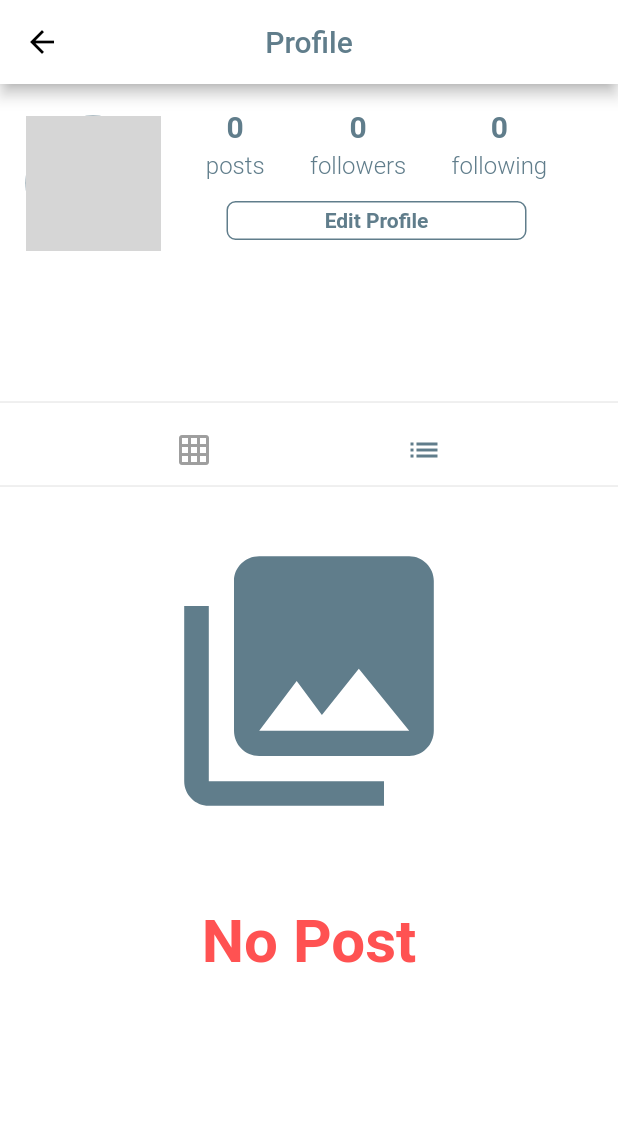
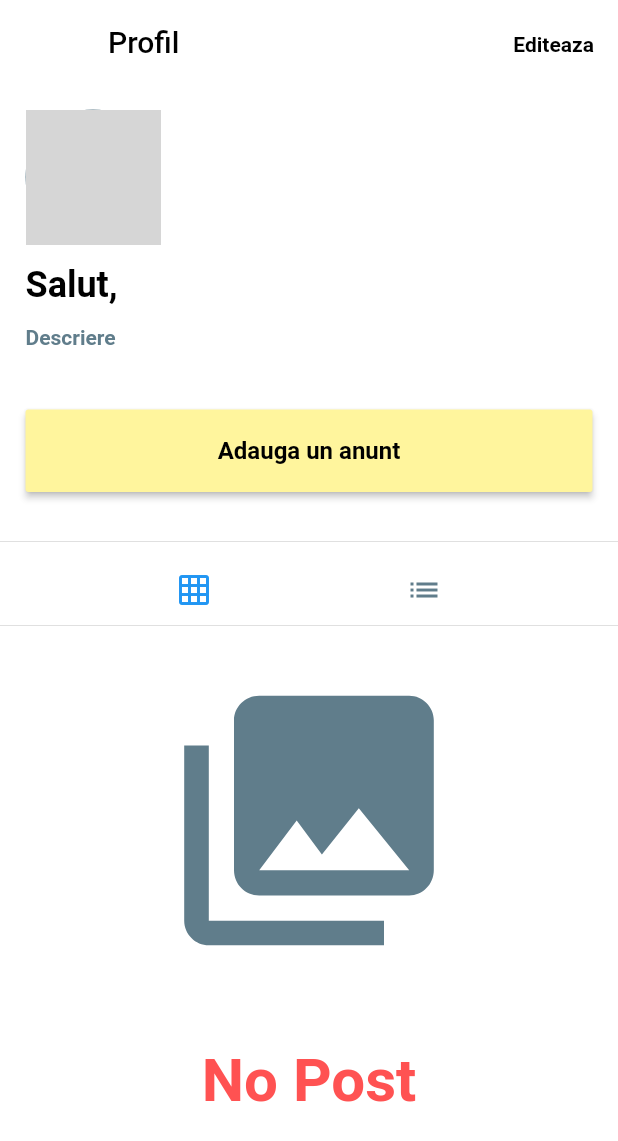
Before and after one commit to CristianBota96/nbhFreelancer, a Flutter app: the ProfilePage screen opened directly, on a phone screen of 412 x 824 dp. Shown: the top 1141 px of the screen. Run offline on Flutter 3.47's test engine with Material 2 defaults, Android fonts, the phone set to English and light mode, and no system bars; our stand-ins replace cached_network_image, cloud_firestore, firebase_messaging, firebase_storage, geolocator, google_sign_in and 2 more; accounts and stored records are empty; network calls fail; statements that could not run were skipped; grey boxes are pictures that could not be loaded.

Commit message:
Modify in Romanian and design
Need to create logic for "adauga un anunt" button from profile page

```diff
--- a/lib/main.dart
+++ b/lib/main.dart
@@ -21,7 +21,7 @@ class MyApp extends StatelessWidget {
       (
         scaffoldBackgroundColor: Colors.white,
         dialogBackgroundColor: Colors.white,
-        primarySwatch: Colors.grey,
+        primarySwatch: Colors.blueAccent[600],
         cardColor: Colors.white70,
         accentColor: Colors.white,
       ),
--- a/lib/pages/NotificationsPage.dart
+++ b/lib/pages/NotificationsPage.dart
@@ -17,7 +17,7 @@ class _NotificationsPageState extends State<NotificationsPage> {
   @override
   Widget build(BuildContext context) {
     return Scaffold(
-      appBar: header(context, strTitle: "Notifications"),
+      appBar: header(context, strTitle: "Notificari"),
       body: Container(
         child: FutureBuilder(
             future: retrieveNotifications(),
--- a/lib/pages/ProfilePage.dart
+++ b/lib/pages/ProfilePage.dart
@@ -1,6 +1,7 @@
 
 import 'package:NBHFreelancer/models/user.dart';
 import 'package:NBHFreelancer/pages/HomePage.dart';
+import 'package:NBHFreelancer/pages/UploadPage.dart';
 import 'package:NBHFreelancer/widgets/HeaderWidget.dart';
 import 'package:NBHFreelancer/widgets/PostTileWidget.dart';
 import 'package:NBHFreelancer/widgets/PostWidget.dart';
@@ -89,19 +90,10 @@ final String currentOnlineUserId = currentUser.id;
                     Expanded(
                       flex: 1,
                       child: Column(children: <Widget>[
-                        Row(
+                        Column(
                           mainAxisSize: MainAxisSize.max,
                           mainAxisAlignment: MainAxisAlignment.spaceEvenly,
                           children: <Widget>[
-                            createColumns("posts", countPost),
-                            createColumns("followers", countTotalFollowers),
-                            createColumns("following", countTotalFollowings),
-                          ],
-                        ),
-                        Row(
-                          mainAxisAlignment: MainAxisAlignment.spaceEvenly,
-                          children: <Widget>[
-                            createButton(),
                           ],
                         ),
                       ]),
@@ -112,32 +104,58 @@ final String currentOnlineUserId = currentUser.id;
                   alignment: Alignment.centerLeft,
                   padding: EdgeInsets.only(top: 13.0),
                   child: Text(
-                    user.username,
+                    'Salut,' + user.username,
+                    style: TextStyle(
+                      color: Colors.black,
+                      fontWeight: FontWeight.bold,
+                      fontSize: 24.0,
+                    ),
+                  ),
+                ),
+
+                Container(
+                  alignment: Alignment.centerLeft,
+                  padding: EdgeInsets.only(top: 13.0),
+                  child: Text(
+                    'Descriere',
                     style: TextStyle(
                       color: Colors.blueGrey,
-                      fontSize: 13.0,
+                      fontWeight: FontWeight.bold,
                     ),
                   ),
                 ),
                 Container(
                   alignment: Alignment.centerLeft,
-                  padding: EdgeInsets.only(top: 5.0),
+                  padding: EdgeInsets.only(top: 3.0, bottom: 13.0),
                   child: Text(
-                    user.profileName,
+                    user.bio,
                     style: TextStyle(
-                      color: Colors.blueGrey,
-                      fontSize: 17.0,
+                      color: Colors.black,
+                      fontSize: 14.0,
                     ),
                   ),
                 ),
                 Container(
                   alignment: Alignment.centerLeft,
-                  padding: EdgeInsets.only(top: 3.0),
-                  child: Text(
-                    user.bio,
-                    style: TextStyle(
-                      color: Colors.blueGrey,
-                      fontSize: 14.0,
+                  child: Padding(
+                    padding: const EdgeInsets.symmetric(vertical: 8.0),
+                    child: RaisedButton(
+                      onPressed: () =>  Navigator.push(context, MaterialPageRoute(builder: (context) => UploadPage())),
+                      color: Colors.yellow[200],
+                      child: Container(
+                      height: 55.0,
+                      width: 360.0,
+                      child: Center(
+                        child: Text(
+                          'Adauga un anunt',
+                          style: TextStyle(
+                            color: Colors.black,
+                            fontSize: 16.0,
+                            fontWeight: FontWeight.bold
+                          )
+                        ),
+                        ),
+                      ),
                     ),
                   ),
                 ),
@@ -175,13 +193,13 @@ final String currentOnlineUserId = currentUser.id;
         bool ownProfile = currentOnlineUserId == widget.userProfileId;
     if (ownProfile) {
       return createButtonTitleAndFunction(
-          title: "Edit Profile", performFunction: editUserProfile);
+          title: "Editeaza", performFunction: editUserProfile);
     } else if (following) {
       return createButtonTitleAndFunction(
-          title: "Unfollow", performFunction: controlUnfollowUser);
+          title: "Nu mai urmarii", performFunction: controlUnfollowUser);
     } else if (!following) {
       return createButtonTitleAndFunction(
-          title: "Follow", performFunction: controlFollowUser);
+          title: "Urmareste", performFunction: controlFollowUser);
     }
   }
 
@@ -258,20 +276,18 @@ final String currentOnlineUserId = currentUser.id;
       child: FlatButton(
         onPressed: performFunction,
         child: Container(
-          width: 200.0,
+          width: 150.0,
           height: 26.0,
           child: Text(
             title,
             style: TextStyle(
-                color: following ? Colors.blueGrey : Colors.blueGrey,
+                color: following ? Colors.black : Colors.black,
                 fontWeight: FontWeight.bold),
           ),
-          alignment: Alignment.center,
+          alignment: Alignment.centerRight,
           decoration: BoxDecoration(
               color: following ? Colors.transparent : Colors.transparent,
-              border:
-                  Border.all(color: following ? Colors.blueGrey : Colors.blueGrey),
-              borderRadius: BorderRadius.circular(6.0)),
+              ),
         ),
       ),
     );
@@ -289,7 +305,14 @@ final String currentOnlineUserId = currentUser.id;
    @override
   Widget build(BuildContext context) {
     return Scaffold(
-      appBar: header(context, strTitle: "Profile"),
+      appBar: AppBar(
+         title: Text('Profil', style: TextStyle( color: Colors.black),),
+         backgroundColor: Colors.transparent,
+         elevation: 0.0,
+         actions: <Widget>[
+          createButton(),
+        ],
+      ),
       body: ListView(
         children: <Widget>[
           createProfileTopView(),
@@ -362,33 +385,14 @@ final String currentOnlineUserId = currentUser.id;
     });
 
     QuerySnapshot querySnapshot = await postsReference.document(widget.userProfileId).collection('usersPosts').orderBy('timestamp', descending: true).getDocuments();
-    // DocumentSnapshot documentSnapshot = await userReference.document(widget.userProfileId).get();
 
     setState(() {
       loading = false;
       countPost = querySnapshot.documents.length;
-      // postList = querySnapshot.documents.map((documentSnapshot) => Post.fromDocument(documentSnapshot)).toList();
       postsList = querySnapshot.documents.map((documentSnapshot) => Post.fromDocument(documentSnapshot)).toList();
     });
   }
 
-  // getAllProfilePosts() async {
-  //     setState(() {
-  //       loading = true;
-  //     });
-  //     QuerySnapshot querySnapshot = await postsReference
-  //         .document(widget.userProfileId)
-  //         .collection("userPost")
-  //         .orderBy("timestamp", descending: true)
-  //         .getDocuments();
-  //     setState(() {
-  //       loading = false;
-  //       countPost = querySnapshot.documents.length;
-  //       postsList = querySnapshot.documents
-  //           .map((documentSnapshot) => Post.fromDocument(documentSnapshot))
-  //           .toList();
-  //     });
-  //   }
    createListAndGridPostOrientation() {
     return Row(
       mainAxisAlignment: MainAxisAlignment.spaceEvenly,
--- a/lib/widgets/HeaderWidget.dart
+++ b/lib/widgets/HeaderWidget.dart
@@ -7,16 +7,18 @@ AppBar header(context, {bool isAppTitle=false, String strTitle, disappearedBackB
     ),
     automaticallyImplyLeading: disappearedBackButton ? false : true,
     title: Text(
-      isAppTitle ? "NBHFreelancer" : strTitle,
+      isAppTitle ? "Helppo" : strTitle,
       textAlign: TextAlign.start,
       style: TextStyle(
-        color: Colors.blueGrey,
+        color: Colors.black,
         // fontFamily: isAppTitle ? "Signatra" : "",
         // fontSize: isAppTitle ? 45.0 : 22.0,
       ),
       overflow: TextOverflow.ellipsis,
     ),
-    centerTitle: true,
-    backgroundColor: Theme.of(context).accentColor,
+    // centerTitle: false,
+    // backgroundColor: Theme.of(context).accentColor,
+      backgroundColor: Colors.transparent,
+      elevation: 0.0,
   );
 }
```
Also changed, not shown: lib/pages/CreateAccountPage.dart (+16 -13 lines), lib/pages/EditProfilePage.dart (+58 -24 lines), lib/pages/HomePage.dart (+9 -12 lines), lib/pages/SearchPage.dart (+11 -10 lines), lib/pages/UploadPage.dart (+41 -23 lines), lib/widgets/PostWidget.dart (+12 -12 lines), 1 other file.
